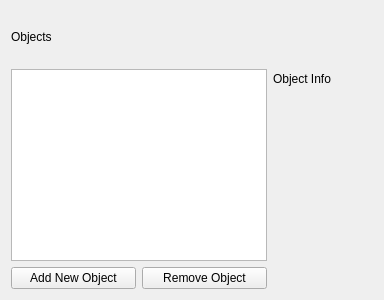
First picture: the form in ui/scene_widget.ui, repository ARoefer/giskard_ide, before the edit.
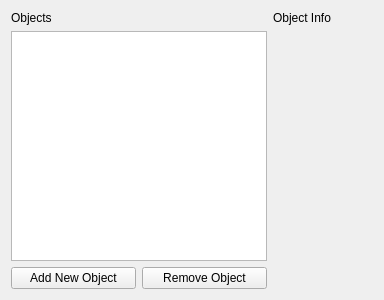
Second picture: the form after the edit. Custom widgets are drawn as their Qt base class.

What changed in the file:
```diff
--- a/ui/scene_widget.ui
+++ b/ui/scene_widget.ui
@@ -32,7 +32,7 @@
      <item>
       <widget class="QListWidget" name="listWidget">
        <property name="sizePolicy">
-        <sizepolicy hsizetype="Minimum" vsizetype="Minimum">
+        <sizepolicy hsizetype="Minimum" vsizetype="MinimumExpanding">
          <horstretch>0</horstretch>
          <verstretch>0</verstretch>
         </sizepolicy>
@@ -109,7 +109,7 @@
       <item>
        <widget class="giskard_sim::ObjectInfoWidget" name="objectInfoWidget" native="true">
         <property name="sizePolicy">
-         <sizepolicy hsizetype="Minimum" vsizetype="Minimum">
+         <sizepolicy hsizetype="Minimum" vsizetype="MinimumExpanding">
           <horstretch>0</horstretch>
           <verstretch>0</verstretch>
          </sizepolicy>
```
